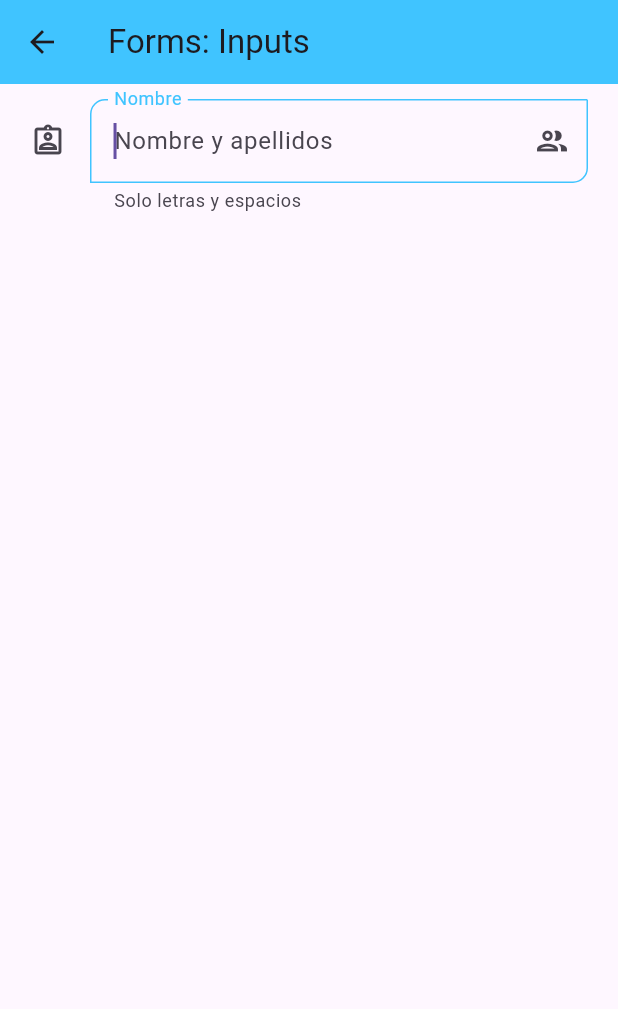
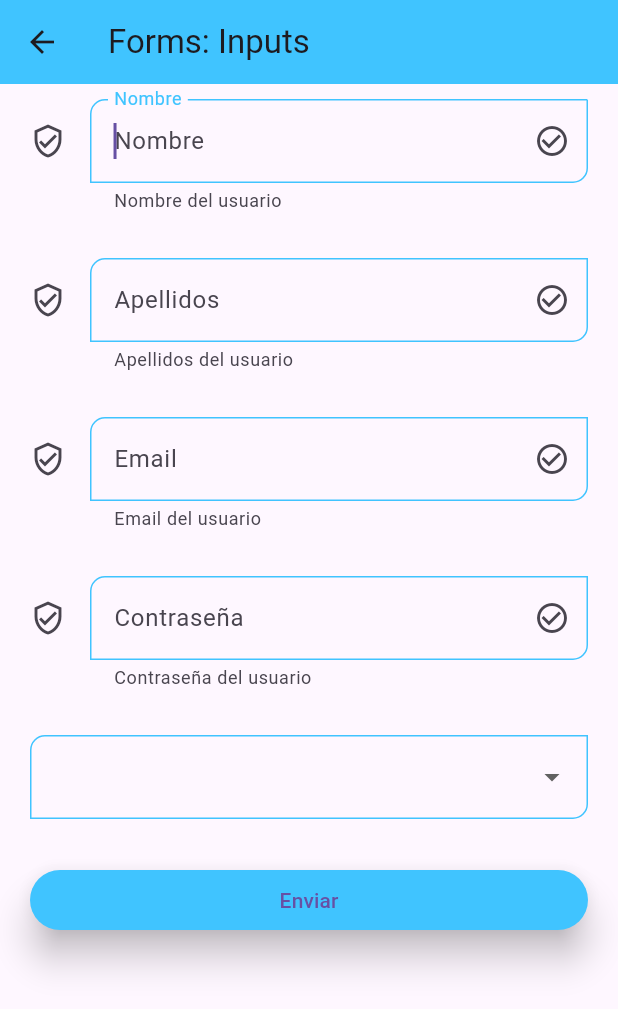
Before and after one commit to CisoUnlimited/fl_components_recu, a Flutter app: the InputsScreen screen opened by its route, on a phone screen of 412 x 824 dp. Shown: the top 1009 px of the screen. Run offline on Flutter 3.47's test engine with Material 3 defaults, Android fonts, the phone set to English and light mode, and no system bars.

Commit message:
Terminado (137 páginas)

```diff
--- a/lib/router/app_routes.dart
+++ b/lib/router/app_routes.dart
@@ -46,6 +46,16 @@ class AppRoutes {
         icon: Icons.input_rounded,
         name: 'Forms: Inputs',
         screen: const InputsScreen()),
+    MenuOption(
+        route: 'slider',
+        icon: Icons.slideshow,
+        name: 'Slider - Slider',
+        screen: const SliderScreen()),
+    MenuOption(
+        route: 'listviewbuilder',
+        icon: Icons.build_circle_outlined,
+        name: 'Listview Builder',
+        screen: const ListViewBuilderScreen()),
   ];
 
   static Map<String, Widget Function(BuildContext)> getAppRoutes() {
--- a/lib/screens/inputs_screen.dart
+++ b/lib/screens/inputs_screen.dart
@@ -1,3 +1,4 @@
+import 'package:fl_components/widgets/widgets.dart';
 import 'package:flutter/material.dart';
 
 class InputsScreen extends StatelessWidget {
@@ -5,42 +6,99 @@ class InputsScreen extends StatelessWidget {
 
   @override
   Widget build(BuildContext context) {
+    final myFormKey = GlobalKey<FormState>();
+
+    final Map<String, String> formValues = {
+      'nombre': '',
+      'apellido': '',
+      'email': '',
+      'password': '',
+      'rol': 'champion',
+    };
+
     return Scaffold(
       appBar: AppBar(
         title: const Text('Forms: Inputs'),
       ),
       body: SingleChildScrollView(
           padding: const EdgeInsets.symmetric(horizontal: 20, vertical: 10),
+          child: Form(
+            key: myFormKey,
             child: Column(
               children: [
-              TextFormField(
-                autofocus: true,
-                textCapitalization: TextCapitalization.words,
+                CustomTextFormField(
+                  hintText: 'Nombre',
+                  labelText: 'Nombre',
+                  helperText: 'Nombre del usuario',
+                  icon: Icons.verified_user_outlined,
+                  suffixIcon: Icons.check_circle_outline,
+                  formProperty: 'nombre',
+                  formValues: formValues,
+                ),
+                const SizedBox(height: 30),
+                CustomTextFormField(
+                  hintText: 'Apellidos',
+                  labelText: 'Apellidos',
+                  helperText: 'Apellidos del usuario',
+                  icon: Icons.verified_user_outlined,
+                  suffixIcon: Icons.check_circle_outline,
+                  formProperty: 'apellido',
+                  formValues: formValues,
+                ),
+                const SizedBox(height: 30),
+                CustomTextFormField(
+                  hintText: 'Email',
+                  labelText: 'Email',
+                  helperText: 'Email del usuario',
+                  icon: Icons.verified_user_outlined,
+                  suffixIcon: Icons.check_circle_outline,
+                  keyboardType: TextInputType.emailAddress,
+                  formProperty: 'email',
+                  formValues: formValues,
+                ),
+                const SizedBox(height: 30),
+                CustomTextFormField(
+                  hintText: 'Contraseña',
+                  labelText: 'Contraseña',
+                  helperText: 'Contraseña del usuario',
+                  icon: Icons.verified_user_outlined,
+                  suffixIcon: Icons.check_circle_outline,
+                  obscureText: true,
+                  formProperty: 'password',
+                  formValues: formValues,
+                ),
+                const SizedBox(height: 30),
+                DropdownButtonFormField(
+                  items: const [
+                    DropdownMenuItem(value: 'usuario', child: Text('Usuario')),
+                    DropdownMenuItem(value: 'editor', child: Text('Editor')),
+                    DropdownMenuItem(
+                        value: 'programador', child: Text('Programador')),
+                    DropdownMenuItem(
+                        value: 'administrador', child: Text('Administrador')),
+                  ],
                   onChanged: (value) {
-                  print('value: $value');
+                    print(value);
+                    formValues['rol'] = value ?? 'usuario';
                   },
-                validator: (value) {
-                  if (value!.length < 3) {
-                    return 'Mínimo 3 caracteres';
+                ),
+                const SizedBox(height: 30),
+                ElevatedButton(
+                    onPressed: () {
+                      FocusScope.of(context)
+                          .requestFocus(FocusNode()); // Cierra el teclado
+                      if (!myFormKey.currentState!.validate()) {
+                        // Si el formulario no es válido, no se envía
+                        print('Formulario no válido');
+                        return;
                       }
+                      print(formValues);
                     },
-                autovalidateMode: AutovalidateMode.onUserInteraction,
-decoration: const InputDecoration(
-  hintText: 'Nombre y apellidos',
-  labelText: 'Nombre',
-  helperText: 'Solo letras y espacios',
-  suffixIcon: Icon(Icons.group_outlined),
-  //prefixIcon: Icon(Icons.verified_user_outlined),
-  icon: Icon(Icons.assignment_ind_outlined),
-  /*border: OutlineInputBorder(
-    borderRadius: BorderRadius.only(
-      topLeft: Radius.circular(10),
-      bottomRight: Radius.circular(10),
-    )
-  )*/
+                    child: const SizedBox(
+                        width: double.infinity,
+                        child: Center(child: Text('Enviar'))))
+              ],
             ),
-              )
-            ],
           )),
     );
   }
--- a/lib/screens/screens.dart
+++ b/lib/screens/screens.dart
@@ -10,3 +10,5 @@ export 'package:fl_components/screens/stark_screen.dart';
 export 'package:fl_components/screens/avatar_screen.dart';
 export 'package:fl_components/screens/animated_screen.dart';
 export 'package:fl_components/screens/inputs_screen.dart';
+export 'package:fl_components/screens/slider_screen.dart';
+export 'package:fl_components/screens/listview_builder_screen.dart';
--- a/lib/theme/app_theme.dart
+++ b/lib/theme/app_theme.dart
@@ -46,5 +46,10 @@ class AppTheme {
             topLeft: Radius.circular(10),
             bottomRight: Radius.circular(10),
           ),
-          )));
+        ),
+      ),
+      sliderTheme: const SliderThemeData(
+        activeTrackColor: primary,
+        thumbColor: primary
+      ));
 }
--- /dev/null
+++ b/lib/widgets/custom_text_form_field.dart
@@ -0,0 +1,58 @@
+import 'package:flutter/material.dart';
+
+class CustomTextFormField extends StatelessWidget {
+  final String? hintText;
+  final String? labelText;
+  final String? helperText;
+  final IconData? icon;
+  final IconData? suffixIcon;
+  final TextInputType? keyboardType;
+  final bool obscureText;
+
+  final String formProperty;
+  final Map<String, String> formValues;
+
+  const CustomTextFormField({
+    super.key,
+    this.hintText,
+    this.labelText,
+    this.helperText,
+    this.icon,
+    this.suffixIcon,
+    this.keyboardType,
+    this.obscureText = false,
+    required this.formProperty,
+    required this.formValues,
+  });
+
+  @override
+  Widget build(BuildContext context) {
+    return TextFormField(
+      autofocus: true,
+      textCapitalization: TextCapitalization.words,
+      keyboardType: keyboardType,
+      obscureText: obscureText,
+      onChanged: (value) => formValues[formProperty] = value,
+      validator: (value) {
+        if (value!.length < 3) {
+          return 'Mínimo 3 caracteres';
+        }
+      },
+      autovalidateMode: AutovalidateMode.onUserInteraction,
+      decoration: InputDecoration(
+        hintText: hintText,
+        labelText: labelText,
+        helperText: helperText,
+        suffixIcon: Icon(suffixIcon),
+        //prefixIcon: Icon(Icons.verified_user_outlined),
+        icon: Icon(icon),
+        /*border: OutlineInputBorder(
+        borderRadius: BorderRadius.only(
+          topLeft: Radius.circular(10),
+          bottomRight: Radius.circular(10),
+        )
+      )*/
+      ),
+    );
+  }
+}
--- a/lib/widgets/widgets.dart
+++ b/lib/widgets/widgets.dart
@@ -1 +1,3 @@
 export 'package:fl_components/widgets/custom_card_tipo_1.dart';
+export 'package:fl_components/widgets/custom_card_tipo_2.dart';
+export 'package:fl_components/widgets/custom_text_form_field.dart';
```
Also changed, not shown: lib/screens/listview_builder_screen.dart (added, +107 -0 lines), lib/screens/slider_screen.dart (added, +46 -0 lines). Lines whose indentation alone changed are shown as unchanged.
